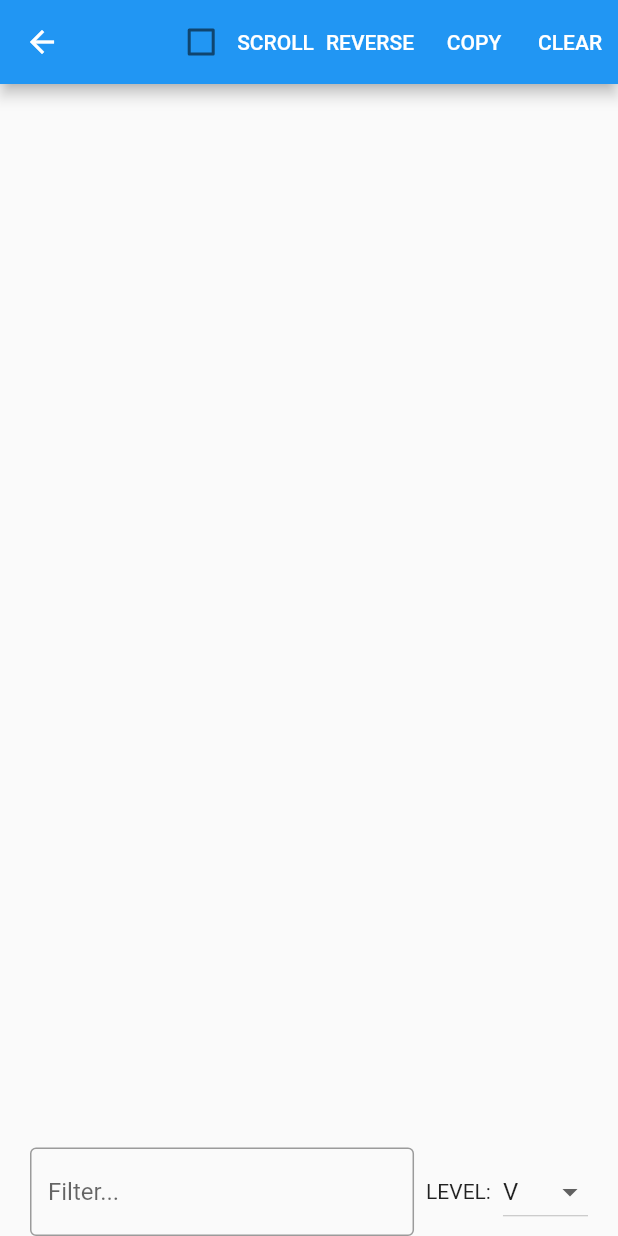
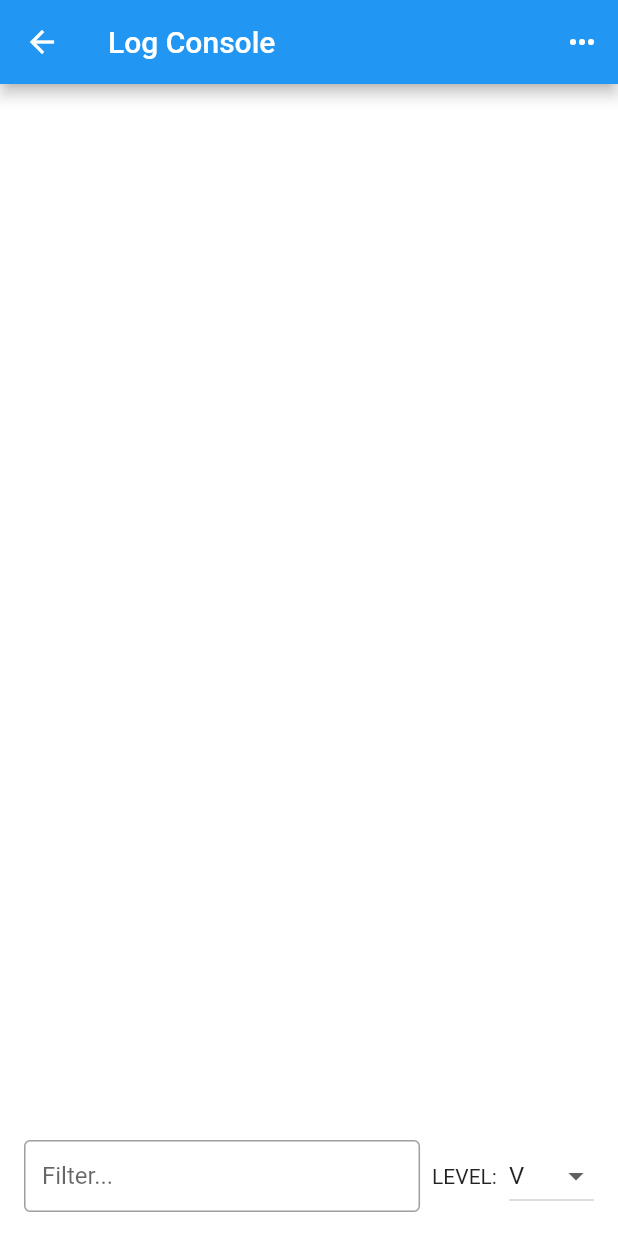
Before and after one commit to sahooz/log4f, a Flutter app: the LogConsole screen opened directly, on a phone screen of 412 x 824 dp. Run offline on Flutter 3.47's test engine with Material 2 defaults, Android fonts, the phone set to English and light mode, and no system bars; our stand-ins replace stack_trace.

Commit message:
1. Beautify ui  2. bug fix

```diff
--- a/lib/src/log_console.dart
+++ b/lib/src/log_console.dart
@@ -55,57 +55,44 @@ class _LogConsoleState extends State<LogConsole> implements LogListener {
   @override
   Widget build(BuildContext context) {
     return Scaffold(
+      backgroundColor: Colors.white,
       appBar: AppBar(
-        title: Text("Log Console"),
+        iconTheme: IconThemeData(color: Colors.white),
+        actionsIconTheme: IconThemeData(color: Colors.white),
+        backgroundColor: Colors.blue,
+        title: Text("Log Console", style: TextStyle(color: Colors.white),),
         actions: [
-          MaterialButton(
-            padding: EdgeInsets.all(0),
-            onPressed: () {
+          PopupMenuButton(
+            icon: Icon(Icons.more_horiz),
+            itemBuilder: (context) => [
+              PopupMenuItem(child: Text("Toggle Auto Scroll"), onTap: () {
                 setState(() {
                   autoScroll = ! autoScroll;
                   if(autoScroll) {
                     listController.jumpTo(listController.position.maxScrollExtent);
                   }
                 });
-            },
-            child: Row(
-              mainAxisSize: MainAxisSize.min,
-              children: [
-                Checkbox(
-                  value: autoScroll,
-                  onChanged: (checked) { },
-                ),
-                Text("SCROLL", style: TextStyle(color: Colors.white),),
-              ],
-            ),
-          ),
-
-          TextButton(
-            onPressed: () {
+              }),
+              PopupMenuItem(child: Text("Toogle Reverse"), onTap: () {
                 setState(() {
                   _reverse = !_reverse;
                 });
-            },
-            child: Text("REVERSE", style: TextStyle(color: Colors.white))
-          ),
-          TextButton(
-            onPressed: () {
+              }),
+              PopupMenuItem(child: Text("Copy Logs"), onTap: (){
                 setState(() {
                   copy();
                 });
-            },
-            child: Text("COPY", style: TextStyle(color: Colors.white),)
-          ),
-          TextButton(
-              onPressed: () {
+              }),
+              PopupMenuItem(child: Text("Clear Logs"), onTap: () {
                 setState(() {
                   _all.clear();
                   _logs.clear();
                   Log4f.logContainer.clear();
                 });
-              },
-              child: Text("CLEAR", style: TextStyle(color: Colors.white),)
-          ),
+              }),
+            ],
+          )
+
         ],
       ),
       body: Column(
@@ -132,8 +119,8 @@ class _LogConsoleState extends State<LogConsole> implements LogListener {
               reverse: _reverse,
             )
           ),
-          Container(
-            padding: EdgeInsets.only(left: 20, right: 20),
+          Padding(
+            padding: EdgeInsets.all(16),
             child: Row(
               children: [
                 Expanded(
@@ -142,6 +129,7 @@ class _LogConsoleState extends State<LogConsole> implements LogListener {
                     controller: textController,
                     decoration: InputDecoration(
                       hintText: "Filter...",
+                      contentPadding: EdgeInsets.only(left: 12, right: 12),
                       border: OutlineInputBorder()
                     ),
                   )
```
Also changed, not shown: example/lib/main.dart (+17 -1 lines), 2 other files. Lines whose indentation alone changed are shown as unchanged.
